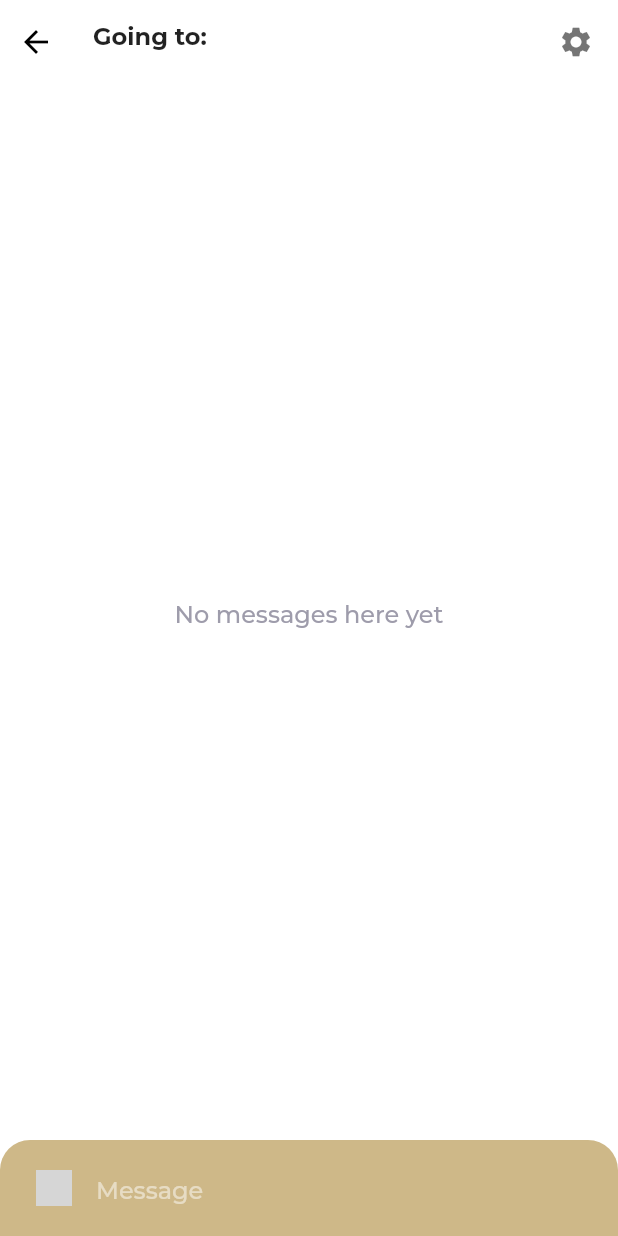
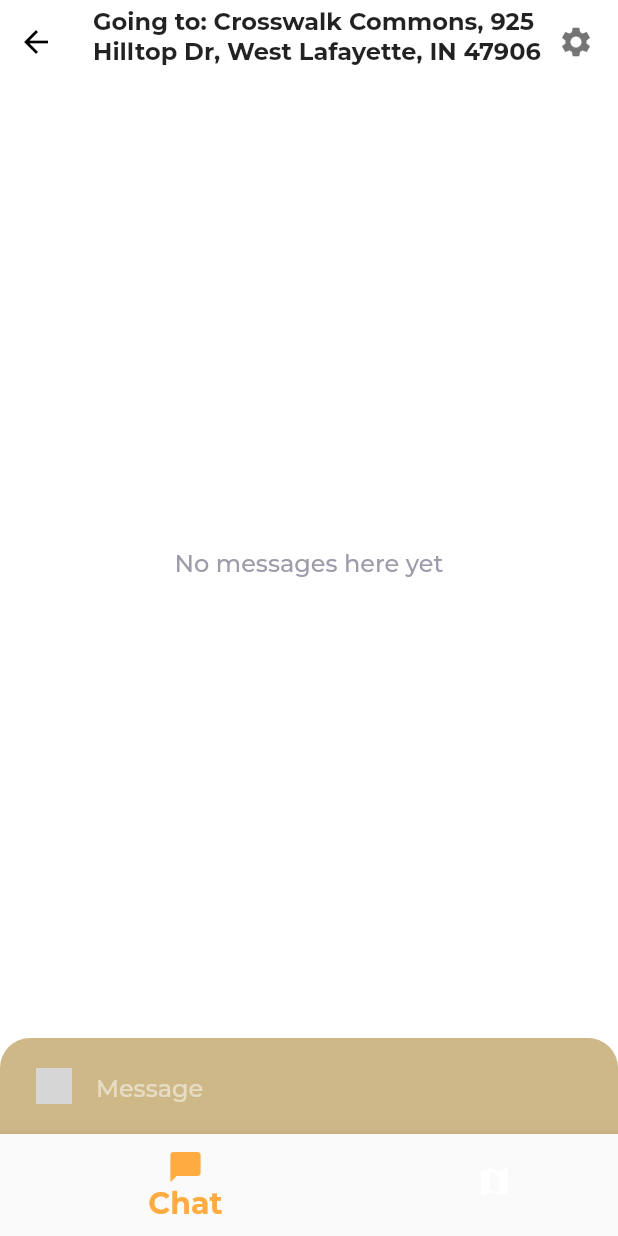
Before and after one commit to tuanle277/Walkie-talkie, a Flutter app: the ChatPage screen opened directly, on a phone screen of 412 x 824 dp. Run offline on Flutter 3.47's test engine with Material 2 defaults, Android fonts, the phone set to English and light mode, and no system bars; drawn by our look-alikes of overlay_support; our stand-ins replace animated_text_kit, bubble, file_picker, flutter_chat_types, flutter_chat_ui, google_maps_flutter and 2 more; missing offline and left inert: twilio_flutter; grey boxes are pictures that could not be loaded.

Commit message:
jan21_tuan

```diff
--- a/lib/chat_room.dart
+++ b/lib/chat_room.dart
@@ -2,6 +2,7 @@ import 'package:flutter/material.dart';
 
 import 'dart:convert';
 import 'dart:io';
+import 'dart:math';
 
 import 'package:file_picker/file_picker.dart';
 import 'package:flutter/material.dart';
@@ -16,14 +17,20 @@ import 'package:open_filex/open_filex.dart';
 import 'package:path_provider/path_provider.dart';
 import 'package:uuid/uuid.dart';
 import 'package:bubble/bubble.dart';
+import 'package:google_maps_flutter/google_maps_flutter.dart';
 
 void main() {
   initializeDateFormatting().then((_) => runApp(const MyApp()));
 }
 
-class MyApp extends StatelessWidget {
+class MyApp extends StatefulWidget {
   const MyApp({super.key});
 
+  @override
+  State<MyApp> createState() => _MyAppState();
+}
+
+class _MyAppState extends State<MyApp> {
   @override
   Widget build(BuildContext context) => const MaterialApp(
         home: ChatPage(),
@@ -40,11 +47,27 @@ class ChatPage extends StatefulWidget {
 class _ChatPageState extends State<ChatPage> {
   List<types.Message> _messages = [];
   final _user = const types.User(id: '82091008-a484-4a89-ae75-a22bf8d6f3ac');
+  final _user1 = const types.User(id: '82091008-a484-4a89-ae75-a22bf8d6f3aw');
+  int _selectedIndex = 0;
 
   @override
   void initState() {
     super.initState();
     _loadMessages();
+  }
+
+  void _onItemTapped(int index) {
+    setState(() {
+      _selectedIndex = index;
+    });
+  }
+
+  late GoogleMapController mapController;
+
+  final LatLng _center = const LatLng(40.421255, -86.9323616);
+
+  void _onMapCreated(GoogleMapController controller) {
+    mapController = controller;
   }
 
   @override
@@ -82,9 +105,9 @@ class _ChatPageState extends State<ChatPage> {
                     child: Column(
                       crossAxisAlignment: CrossAxisAlignment.start,
                       mainAxisAlignment: MainAxisAlignment.center,
-                      children: <Widget>[
+                      children: const <Widget>[
                         Text(
-                          "Going to: ",
+                          "Going to: Crosswalk Commons, 925 Hilltop Dr, West Lafayette, IN 47906",
                           style: TextStyle(
                               fontSize: 16, fontWeight: FontWeight.w600),
                         ),
@@ -103,7 +126,23 @@ class _ChatPageState extends State<ChatPage> {
             ),
           ),
         ),
-        body: Chat(
+        bottomNavigationBar: BottomNavigationBar(
+          items: const [
+            BottomNavigationBarItem(
+                icon: Icon(Icons.chat_bubble), label: "Chat"),
+            BottomNavigationBarItem(icon: Icon(Icons.map), label: "Map")
+          ],
+          currentIndex: _selectedIndex,
+          onTap: _onItemTapped,
+          selectedFontSize: 20,
+          selectedIconTheme:
+              IconThemeData(color: Colors.orangeAccent, size: 24),
+          selectedItemColor: Colors.orangeAccent,
+          selectedLabelStyle: TextStyle(fontWeight: FontWeight.bold),
+          type: BottomNavigationBarType.shifting,
+        ),
+        body: _selectedIndex == 0
+            ? Chat(
                 messages: _messages,
                 onAttachmentPressed: _handleAttachmentPressed,
                 onMessageTap: _handleMessageTap,
@@ -116,7 +155,21 @@ class _ChatPageState extends State<ChatPage> {
                 theme: const DefaultChatTheme(
                   inputBackgroundColor: Color(0xffCEB888),
                 ),
+              )
+            : SizedBox(
+                width: MediaQuery.of(context).size.width,
+                child: Image.asset(
+                  "assets/images/map_demo.png",
+                  fit: BoxFit.fitWidth,
                 ),
+              ),
+        // GoogleMap(
+        //     onMapCreated: _onMapCreated,
+        //     initialCameraPosition: CameraPosition(
+        //       target: _center,
+        //       zoom: 11.0,
+        //     ),
+        //   ),
       );
 
   Widget _bubbleBuilder(
@@ -296,12 +349,23 @@ class _ChatPageState extends State<ChatPage> {
   }
 
   void _handleSendPressed(types.PartialText message) {
-    final textMessage = types.TextMessage(
+    int index = Random().nextInt(2);
+    var textMessage;
+    if (index == 0) {
+      textMessage = types.TextMessage(
         author: _user,
         createdAt: DateTime.now().millisecondsSinceEpoch,
         id: const Uuid().v4(),
         text: message.text,
       );
+    } else {
+      textMessage = types.TextMessage(
+        author: _user1,
+        createdAt: DateTime.now().millisecondsSinceEpoch,
+        id: const Uuid().v4(),
+        text: message.text,
+      );
+    }
 
     _addMessage(textMessage);
   }
```
Also changed, not shown: lib/home_page.dart (+4 -3 lines), lib/main_page.dart (+42 -7 lines), pubspec.yaml (+4 -3 lines), assets/images/map_demo.png (added), pubspec.lock, 1 other file. Lines whose indentation alone changed are shown as unchanged.
